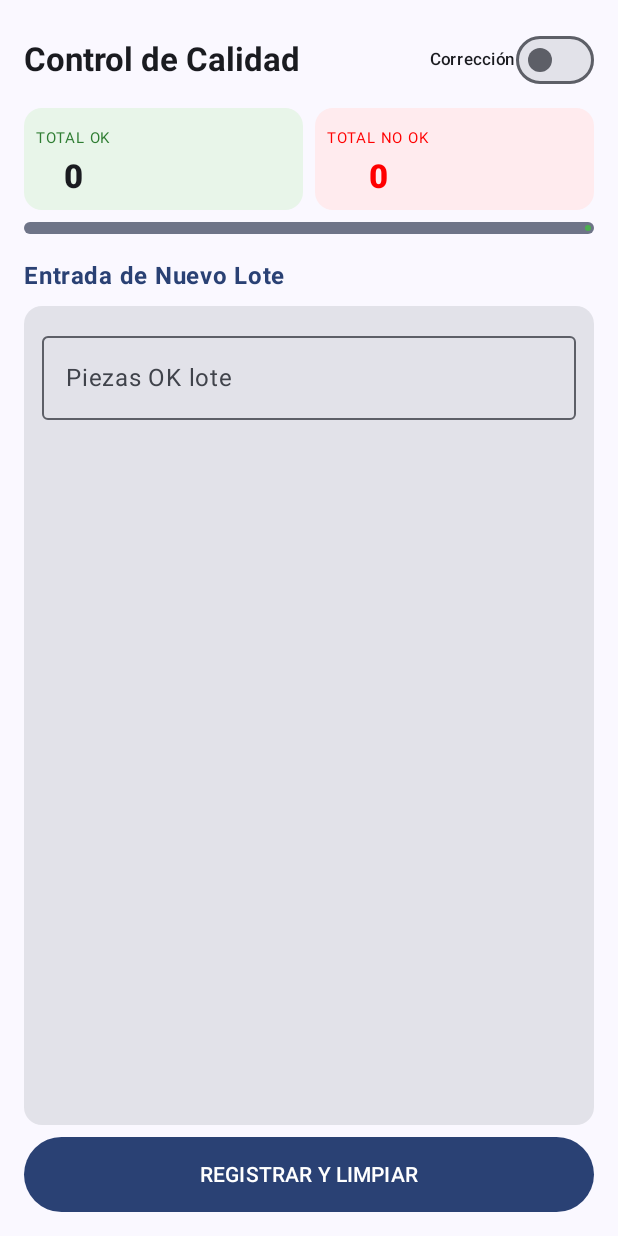
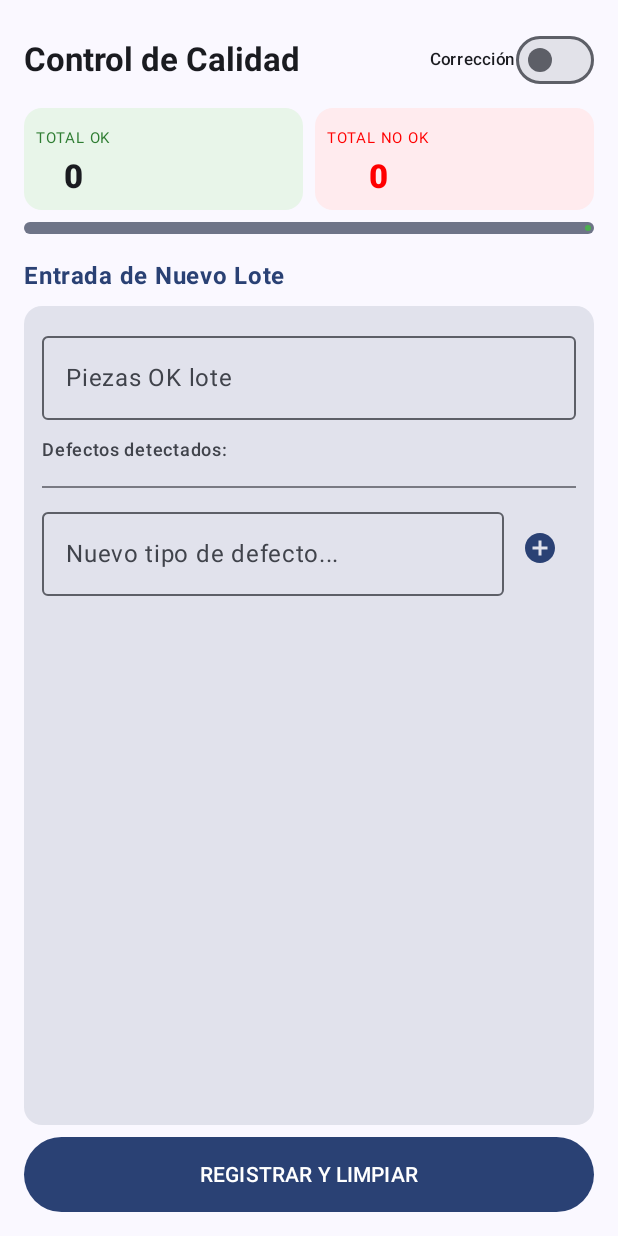
Before and after one commit to Quiquecx/SIMAPP, an Android app built with Jetpack Compose: the composable QualityControlTab shown on its own in the app's theme, after a tap on "REGISTRAR Y LIMPIAR", on a phone screen of 412 x 824 dp. Run offline under Robolectric (Android 15) with nearby library versions, the phone set to English and light mode, and no system bars; our stand-ins replace Dagger/Hilt's generated code, Firebase (no records; nobody signed in at launch, a user with empty details on screens opened directly).

Commit message:
feat: permitir añadir nuevos tipos de defectos dinámicamente en QualityControlTab

```diff
--- a/app/src/main/java/com/quiquecx/simaapp/view/dashboard/ActivityDetailsScreen.kt
+++ b/app/src/main/java/com/quiquecx/simaapp/view/dashboard/ActivityDetailsScreen.kt
@@ -188,14 +188,23 @@ fun QualityControlTab(activity: ActivityEntity, viewModel: ActivityDetailsViewMo
     var isEditMode by remember { mutableStateOf(false) }
     var showConfirmDialog by remember { mutableStateOf(false) }
 
+    // Estado para el nuevo defecto que se quiera añadir
+    var newDefectName by remember { mutableStateOf("") }
+
     var currentOkInput by remember { mutableStateOf("") }
+
+    // Usamos deriveState o keys para que se actualice si la activity cambia
     val currentDefectsInput = remember(activity.defectos) {
-        mutableStateMapOf<String, String>().apply { activity.defectos.forEach { put(it.name, "") } }
+        mutableStateMapOf<String, String>().apply {
+            activity.defectos.forEach { put(it.name, "") }
+        }
     }
 
     var adjustedOkTotal by remember { mutableStateOf(activity.cantidadOk.toString()) }
     val adjustedDefectsMap = remember(activity.defectos) {
-        mutableStateMapOf<String, String>().apply { activity.defectos.forEach { put(it.name, it.count.toString()) } }
+        mutableStateMapOf<String, String>().apply {
+            activity.defectos.forEach { put(it.name, it.count.toString()) }
+        }
     }
 
     if (showConfirmDialog) {
@@ -206,7 +215,10 @@ fun QualityControlTab(activity: ActivityEntity, viewModel: ActivityDetailsViewMo
             confirmButton = {
                 TextButton(onClick = {
                     val okFixed = adjustedOkTotal.toIntOrNull() ?: 0
-                    val defectsFixed = activity.defectos.map { DefectEntry(it.name, adjustedDefectsMap[it.name]?.toIntOrNull() ?: 0) }
+                    // Mapeamos los defectos ajustados
+                    val defectsFixed = adjustedDefectsMap.map { (name, count) ->
+                        DefectEntry(name, count.toIntOrNull() ?: 0)
+                    }
                     viewModel.adjustQualityTotals(okFixed, defectsFixed)
                     showConfirmDialog = false
                     isEditMode = false
@@ -217,6 +229,7 @@ fun QualityControlTab(activity: ActivityEntity, viewModel: ActivityDetailsViewMo
     }
 
     Column(Modifier.fillMaxSize().padding(16.dp)) {
+        // Cabecera (Se mantiene igual)
         Row(Modifier.fillMaxWidth(), horizontalArrangement = Arrangement.SpaceBetween, verticalAlignment = Alignment.CenterVertically) {
             Text("Control de Calidad", style = MaterialTheme.typography.titleLarge, fontWeight = FontWeight.Bold)
             Row(verticalAlignment = Alignment.CenterVertically) {
@@ -225,6 +238,7 @@ fun QualityControlTab(activity: ActivityEntity, viewModel: ActivityDetailsViewMo
             }
         }
 
+        // Cards de Totales (Se mantiene igual)
         Row(Modifier.padding(vertical = 8.dp), horizontalArrangement = Arrangement.spacedBy(8.dp)) {
             Card(Modifier.weight(1f), colors = CardDefaults.cardColors(containerColor = Color(0xFFE8F5E9))) {
                 Column(Modifier.padding(8.dp), horizontalAlignment = Alignment.CenterHorizontally) {
@@ -245,46 +259,98 @@ fun QualityControlTab(activity: ActivityEntity, viewModel: ActivityDetailsViewMo
 
         Spacer(Modifier.height(16.dp))
 
-        if (!isEditMode) {
-            Text("Entrada de Nuevo Lote", fontWeight = FontWeight.Bold, color = MaterialTheme.colorScheme.primary)
-            Card(Modifier.fillMaxWidth().weight(1f).padding(vertical = 8.dp)) {
-                LazyColumn(Modifier.padding(12.dp)) {
-                    item {
+        // Contenido Principal (Registro o Ajuste)
+        Text(
+            text = if (!isEditMode) "Entrada de Nuevo Lote" else "Ajuste Manual de Totales",
+            fontWeight = FontWeight.Bold,
+            color = if (!isEditMode) MaterialTheme.colorScheme.primary else Color.Red
+        )
+
+        Card(Modifier.fillMaxWidth().weight(1f).padding(vertical = 8.dp),
+            colors = CardDefaults.cardColors(containerColor = if(isEditMode) Color(0xFFFFF3E0) else MaterialTheme.colorScheme.surfaceVariant)) {
+
+            LazyColumn(Modifier.padding(12.dp)) {
+                item {
+                    if (isEditMode) {
+                        Text("⚠️ Estos valores sobrescriben los actuales", style = MaterialTheme.typography.labelSmall, color = Color(0xFFE65100))
+                        OutlinedTextField(value = adjustedOkTotal, onValueChange = { adjustedOkTotal = it }, label = { Text("Corregir Total OK") }, modifier = Modifier.fillMaxWidth(), keyboardOptions = KeyboardOptions(keyboardType = KeyboardType.Number))
+                    } else {
                         OutlinedTextField(value = currentOkInput, onValueChange = { if(it.all{c->c.isDigit()}) currentOkInput = it }, label = { Text("Piezas OK lote") }, modifier = Modifier.fillMaxWidth(), keyboardOptions = KeyboardOptions(keyboardType = KeyboardType.Number))
-                        Spacer(Modifier.height(8.dp))
                     }
-                    items(activity.defectos) { defect ->
-                        Row(verticalAlignment = Alignment.CenterVertically, modifier = Modifier.padding(vertical = 4.dp)) {
-                            Text(defect.name, Modifier.weight(1f), fontSize = 14.sp)
-                            OutlinedTextField(value = currentDefectsInput[defect.name] ?: "", onValueChange = { if(it.all{c->c.isDigit()}) currentDefectsInput[defect.name] = it }, modifier = Modifier.width(80.dp), placeholder = {Text("0")}, keyboardOptions = KeyboardOptions(keyboardType = KeyboardType.Number))
+                    Spacer(Modifier.height(12.dp))
+                    Text("Defectos detectados:", style = MaterialTheme.typography.labelMedium)
+                }
+
+                // Lista Dinámica de Defectos (Combina los de la actividad + los nuevos añadidos en el mapa)
+                val allDefectNames = if (isEditMode) adjustedDefectsMap.keys.toList() else currentDefectsInput.keys.toList()
+
+                items(allDefectNames) { defectName ->
+                    Row(verticalAlignment = Alignment.CenterVertically, modifier = Modifier.padding(vertical = 4.dp)) {
+                        Text(defectName, Modifier.weight(1f), fontSize = 14.sp)
+                        OutlinedTextField(
+                            value = if (isEditMode) (adjustedDefectsMap[defectName] ?: "0") else (currentDefectsInput[defectName] ?: ""),
+                            onValueChange = {
+                                if (it.all { c -> c.isDigit() }) {
+                                    if (isEditMode) adjustedDefectsMap[defectName] = it else currentDefectsInput[defectName] = it
+                                }
+                            },
+                            modifier = Modifier.width(80.dp),
+                            placeholder = { Text("0") },
+                            keyboardOptions = KeyboardOptions(keyboardType = KeyboardType.Number)
+                        )
+                    }
+                }
+
+                // 🚨 SECCIÓN PARA AÑADIR NUEVO DEFECTO
+                item {
+                    Spacer(Modifier.height(16.dp))
+                    Divider()
+                    Spacer(Modifier.height(8.dp))
+                    Row(verticalAlignment = Alignment.CenterVertically) {
+                        OutlinedTextField(
+                            value = newDefectName,
+                            onValueChange = { newDefectName = it },
+                            label = { Text("Nuevo tipo de defecto...") },
+                            modifier = Modifier.weight(1f),
+                            singleLine = true
+                        )
+                        IconButton(
+                            onClick = {
+                                if (newDefectName.isNotBlank()) {
+                                    // Añadir a ambos mapas para que aparezca en ambos modos
+                                    currentDefectsInput[newDefectName] = ""
+                                    adjustedDefectsMap[newDefectName] = "0"
+                                    newDefectName = ""
+                                }
+                            },
+                            colors = IconButtonDefaults.iconButtonColors(contentColor = MaterialTheme.colorScheme.primary)
+                        ) {
+                            Icon(Icons.Default.AddCircle, contentDescription = "Añadir")
                         }
                     }
                 }
             }
-            Button(onClick = {
-                val okCount = currentOkInput.toIntOrNull() ?: 0
-                val defectsToCapture = activity.defectos.map { DefectEntry(it.name, currentDefectsInput[it.name]?.toIntOrNull() ?: 0) }
-                viewModel.addQualityCapture(okCount, defectsToCapture)
-                currentOkInput = ""; activity.defectos.forEach { currentDefectsInput[it.name] = "" }
-            }, modifier = Modifier.fillMaxWidth().height(50.dp)) { Text("REGISTRAR Y LIMPIAR") }
-        } else {
-            Text("Ajuste Manual de Totales", fontWeight = FontWeight.Bold, color = Color.Red)
-            Card(Modifier.fillMaxWidth().weight(1f).padding(vertical = 8.dp), colors = CardDefaults.cardColors(containerColor = Color(0xFFFFF3E0))) {
-                LazyColumn(Modifier.padding(12.dp)) {
-                    item {
-                        Text("⚠️ Estos valores sobrescriben los actuales", style = MaterialTheme.typography.labelSmall, color = Color(0xFFE65100))
-                        OutlinedTextField(value = adjustedOkTotal, onValueChange = { adjustedOkTotal = it }, label = { Text("Corregir Total OK") }, modifier = Modifier.fillMaxWidth(), keyboardOptions = KeyboardOptions(keyboardType = KeyboardType.Number))
-                        Spacer(Modifier.height(8.dp))
-                    }
-                    items(activity.defectos) { defect ->
-                        Row(verticalAlignment = Alignment.CenterVertically, modifier = Modifier.padding(vertical = 4.dp)) {
-                            Text(defect.name, Modifier.weight(1f))
-                            OutlinedTextField(value = adjustedDefectsMap[defect.name] ?: "0", onValueChange = { adjustedDefectsMap[defect.name] = it }, modifier = Modifier.width(80.dp), keyboardOptions = KeyboardOptions(keyboardType = KeyboardType.Number))
-                        }
-                    }
+        }
+
+        // Botón de Acción Final
+        Button(
+            onClick = {
+                if (isEditMode) {
+                    showConfirmDialog = true
+                } else {
+                    val okCount = currentOkInput.toIntOrNull() ?: 0
+                    val defectsToCapture = currentDefectsInput.map { DefectEntry(it.key, it.value.toIntOrNull() ?: 0) }
+                    viewModel.addQualityCapture(okCount, defectsToCapture)
+
+                    // Limpiar campos
+                    currentOkInput = ""
+                    currentDefectsInput.keys.forEach { currentDefectsInput[it] = "" }
                 }
-            }
-            Button(onClick = { showConfirmDialog = true }, modifier = Modifier.fillMaxWidth().height(50.dp), colors = ButtonDefaults.buttonColors(containerColor = Color.Red)) { Text("CONFIRMAR AJUSTE") }
+            },
+            modifier = Modifier.fillMaxWidth().height(50.dp),
+            colors = ButtonDefaults.buttonColors(containerColor = if (isEditMode) Color.Red else MaterialTheme.colorScheme.primary)
+        ) {
+            Text(if (isEditMode) "CONFIRMAR AJUSTE" else "REGISTRAR Y LIMPIAR")
         }
     }
 }
```
